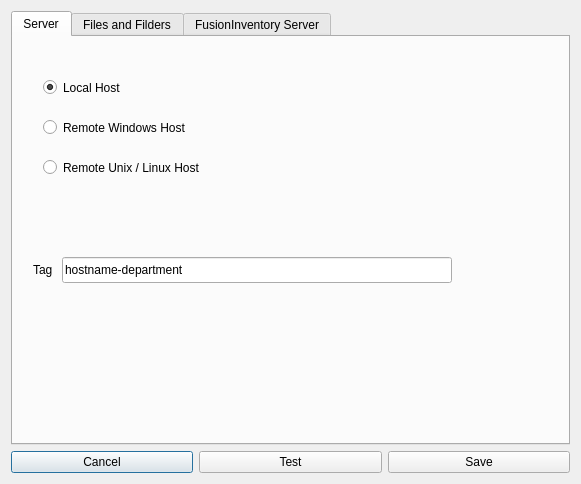
Qt form dialog.ui (fusioninventory/fusioninventory-agent-gui) before a commit.
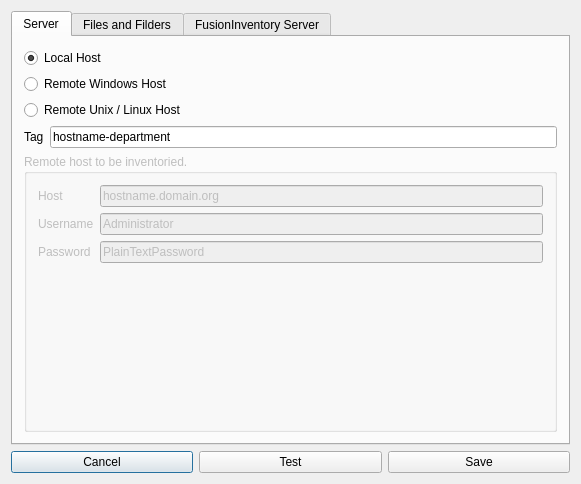
The same form after that commit. The open tabs and pages were chosen to show the change. Icons and pictures are not drawn.

Commit message: Performs local and remote windows inventory.

Diff of the .ui file:
```diff
--- a/dialog.ui
+++ b/dialog.ui
@@ -25,18 +25,12 @@
         <attribute name="title">
          <string>Server</string>
         </attribute>
-        <widget class="QRadioButton" name="radioButton">
+        <layout class="QVBoxLayout" name="verticalLayout_7">
+         <item>
+          <widget class="QRadioButton" name="radioButtonLocal">
          <property name="enabled">
           <bool>true</bool>
          </property>
-         <property name="geometry">
-          <rect>
-           <x>30</x>
-           <y>40</y>
-           <width>117</width>
-           <height>21</height>
-          </rect>
-         </property>
          <property name="text">
           <string>Local Host</string>
          </property>
@@ -44,60 +38,38 @@
           <bool>true</bool>
          </property>
         </widget>
-        <widget class="QRadioButton" name="radioButton_2">
+         </item>
+         <item>
+          <widget class="QRadioButton" name="radioButtonRemoteWin">
          <property name="enabled">
           <bool>true</bool>
          </property>
-         <property name="geometry">
-          <rect>
-           <x>30</x>
-           <y>80</y>
-           <width>251</width>
-           <height>21</height>
-          </rect>
-         </property>
          <property name="text">
           <string>Remote Windows Host</string>
          </property>
         </widget>
-        <widget class="QRadioButton" name="radioButton_3">
+         </item>
+         <item>
+          <widget class="QRadioButton" name="radioButtonRemoteUnix">
          <property name="enabled">
           <bool>true</bool>
          </property>
-         <property name="geometry">
-          <rect>
-           <x>30</x>
-           <y>120</y>
-           <width>251</width>
-           <height>21</height>
-          </rect>
-         </property>
          <property name="text">
           <string>Remote Unix / Linux Host</string>
          </property>
         </widget>
+         </item>
+         <item>
+          <layout class="QHBoxLayout" name="horizontalLayout_4">
+           <item>
         <widget class="QLabel" name="label_14">
-         <property name="geometry">
-          <rect>
-           <x>20</x>
-           <y>220</y>
-           <width>25</width>
-           <height>26</height>
-          </rect>
-         </property>
          <property name="text">
           <string>Tag</string>
          </property>
         </widget>
+           </item>
+           <item>
         <widget class="QLineEdit" name="lineEditTag">
-         <property name="geometry">
-          <rect>
-           <x>49</x>
-           <y>220</y>
-           <width>390</width>
-           <height>26</height>
-          </rect>
-         </property>
          <property name="toolTip">
           <string>&lt;!DOCTYPE HTML PUBLIC &quot;-//W3C//DTD HTML 4.0//EN&quot; &quot;http://www.w3.org/TR/REC-html40/strict.dtd&quot;&gt;
 &lt;html&gt;&lt;head&gt;&lt;meta name=&quot;qrichtext&quot; content=&quot;1&quot; /&gt;&lt;style type=&quot;text/css&quot;&gt;
@@ -117,6 +89,80 @@
           <string>hostname-department</string>
          </property>
         </widget>
+           </item>
+          </layout>
+         </item>
+         <item>
+          <widget class="QGroupBox" name="groupBoxRemoteHost">
+           <property name="enabled">
+            <bool>false</bool>
+           </property>
+           <property name="title">
+            <string>Remote host to be inventoried.</string>
+           </property>
+           <layout class="QFormLayout" name="formLayout_2">
+            <item row="0" column="0">
+             <widget class="QLabel" name="label_11">
+              <property name="text">
+               <string>Host</string>
+              </property>
+             </widget>
+            </item>
+            <item row="0" column="1">
+             <widget class="QLineEdit" name="lineEditRemoteHost">
+              <property name="toolTip">
+               <string>The remote host to be inventoried.</string>
+              </property>
+              <property name="whatsThis">
+               <string>Hostname or IP address of the remote host to be inventoried.</string>
+              </property>
+              <property name="text">
+               <string>hostname.domain.org</string>
+              </property>
+             </widget>
+            </item>
+            <item row="1" column="0">
+             <widget class="QLabel" name="label_6">
+              <property name="text">
+               <string>Username</string>
+              </property>
+             </widget>
+            </item>
+            <item row="1" column="1">
+             <widget class="QLineEdit" name="lineEditRemoteHostUser">
+              <property name="toolTip">
+               <string>Username of the remote host to be inventoried.</string>
+              </property>
+              <property name="whatsThis">
+               <string>Username that is used to connect to the remote host to be inventoried.
+[Domain/]Username</string>
+              </property>
+              <property name="text">
+               <string>Administrator</string>
+              </property>
+             </widget>
+            </item>
+            <item row="2" column="0">
+             <widget class="QLabel" name="label_10">
+              <property name="text">
+               <string>Password</string>
+              </property>
+             </widget>
+            </item>
+            <item row="2" column="1">
+             <widget class="QLineEdit" name="lineEditRemoteHostPassword">
+              <property name="toolTip">
+               <string>Password of the remote host to be inventoried.</string>
+              </property>
+              <property name="text">
+               <string>PlainTextPassword</string>
+              </property>
+             </widget>
+            </item>
+           </layout>
+          </widget>
+         </item>
+        </layout>
        </widget>
        <widget class="QWidget" name="tab_5">
         <attribute name="title">
@@ -165,27 +211,7 @@
            <property name="title">
             <string>Agent installable folder</string>
            </property>
-           <layout class="QFormLayout" name="formLayout_2">
-            <item row="0" column="0">
-             <widget class="QLabel" name="label_12">
-              <property name="text">
-               <string>Windows</string>
-              </property>
-             </widget>
-            </item>
-            <item row="0" column="1">
-             <widget class="QLineEdit" name="lineEditAgentWin_3">
-              <property name="toolTip">
-               <string>Should contain the .msi and .vbs files</string>
-              </property>
-              <property name="whatsThis">
-               <string>Shared folder that contains the .msi and .vbs files</string>
-              </property>
-              <property name="text">
-               <string>\\fileserver\public\fusioninventory-agent\windows\</string>
-              </property>
-             </widget>
-            </item>
+           <layout class="QFormLayout" name="formLayout_3">
             <item row="1" column="0">
              <widget class="QLabel" name="label_13">
               <property name="text">
```
Left out of the diff: 120 changed lines with no effect on the pictures. Lines whose indentation alone changed are shown as unchanged. The commit also changes 9 other files.
